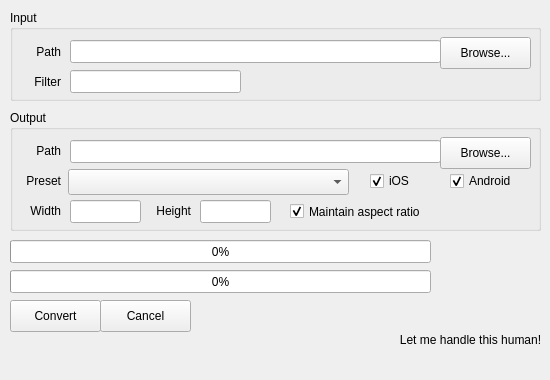
Before: the Qt Designer form svgToolLayout.ui in fhaze/FlandreSVGTool, drawn with Qt 5.
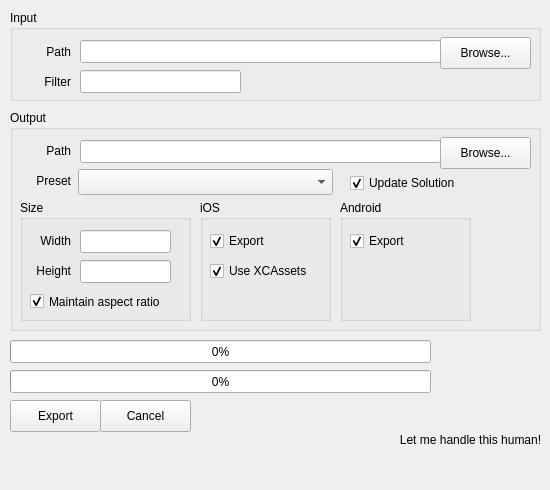
After: the same form once the commit is applied.

```diff
--- a/svgToolLayout.ui
+++ b/svgToolLayout.ui
@@ -7,7 +7,7 @@
     <x>0</x>
     <y>0</y>
     <width>550</width>
-    <height>380</height>
+    <height>490</height>
    </rect>
   </property>
   <property name="sizePolicy">
@@ -19,13 +19,13 @@
   <property name="minimumSize">
    <size>
     <width>550</width>
-    <height>380</height>
+    <height>490</height>
    </size>
   </property>
   <property name="maximumSize">
    <size>
     <width>550</width>
-    <height>380</height>
+    <height>490</height>
    </size>
   </property>
   <property name="windowTitle">
@@ -78,9 +78,9 @@
     <widget class="QLineEdit" name="lineInputDir">
      <property name="geometry">
       <rect>
-       <x>60</x>
+       <x>70</x>
        <y>30</y>
-       <width>371</width>
+       <width>361</width>
        <height>23</height>
       </rect>
      </property>
@@ -91,7 +91,7 @@
     <widget class="QLabel" name="label">
      <property name="geometry">
       <rect>
-       <x>10</x>
+       <x>20</x>
        <y>30</y>
        <width>41</width>
        <height>23</height>
@@ -110,7 +110,7 @@
     <widget class="QLabel" name="label_4">
      <property name="geometry">
       <rect>
-       <x>10</x>
+       <x>20</x>
        <y>60</y>
        <width>41</width>
        <height>23</height>
@@ -129,9 +129,9 @@
     <widget class="QLineEdit" name="lineFilter">
      <property name="geometry">
       <rect>
-       <x>60</x>
+       <x>70</x>
        <y>60</y>
-       <width>171</width>
+       <width>161</width>
        <height>23</height>
       </rect>
      </property>
@@ -156,7 +156,7 @@
       <x>10</x>
       <y>110</y>
       <width>531</width>
-      <height>121</height>
+      <height>221</height>
      </rect>
     </property>
     <property name="title">
@@ -178,9 +178,9 @@
     <widget class="QLineEdit" name="lineOutputDir">
      <property name="geometry">
       <rect>
-       <x>60</x>
+       <x>70</x>
        <y>30</y>
-       <width>371</width>
+       <width>361</width>
        <height>23</height>
       </rect>
      </property>
@@ -188,44 +188,12 @@
       <bool>true</bool>
      </property>
     </widget>
-    <widget class="QCheckBox" name="checkBoxIos">
-     <property name="geometry">
-      <rect>
-       <x>360</x>
-       <y>60</y>
-       <width>75</width>
-       <height>22</height>
-      </rect>
-     </property>
-     <property name="text">
-      <string>iOS</string>
-     </property>
-     <property name="checked">
-      <bool>true</bool>
-     </property>
-    </widget>
-    <widget class="QCheckBox" name="checkBoxAndroid">
-     <property name="geometry">
-      <rect>
-       <x>440</x>
-       <y>60</y>
-       <width>75</width>
-       <height>22</height>
-      </rect>
-     </property>
-     <property name="text">
-      <string>Android</string>
-     </property>
-     <property name="checked">
-      <bool>true</bool>
-     </property>
-    </widget>
     <widget class="QComboBox" name="comboBoxMode">
      <property name="geometry">
       <rect>
-       <x>58</x>
+       <x>68</x>
        <y>59</y>
-       <width>281</width>
+       <width>255</width>
        <height>26</height>
       </rect>
      </property>
@@ -233,7 +201,7 @@
     <widget class="QLabel" name="label_2">
      <property name="geometry">
       <rect>
-       <x>10</x>
+       <x>20</x>
        <y>30</y>
        <width>41</width>
        <height>22</height>
@@ -252,7 +220,7 @@
     <widget class="QLabel" name="label_3">
      <property name="geometry">
       <rect>
-       <x>10</x>
+       <x>20</x>
        <y>60</y>
        <width>41</width>
        <height>22</height>
@@ -268,11 +236,23 @@
       <set>Qt::AlignRight|Qt::AlignTrailing|Qt::AlignVCenter</set>
      </property>
     </widget>
+    <widget class="QGroupBox" name="groupBox_2">
+     <property name="geometry">
+      <rect>
+       <x>10</x>
+       <y>90</y>
+       <width>171</width>
+       <height>121</height>
+      </rect>
+     </property>
+     <property name="title">
+      <string>Size</string>
+     </property>
     <widget class="QLabel" name="label_6">
      <property name="geometry">
       <rect>
        <x>10</x>
-       <y>90</y>
+        <y>30</y>
        <width>41</width>
        <height>22</height>
       </rect>
@@ -287,11 +267,21 @@
       <set>Qt::AlignRight|Qt::AlignTrailing|Qt::AlignVCenter</set>
      </property>
     </widget>
+     <widget class="QLineEdit" name="lineWidth">
+      <property name="geometry">
+       <rect>
+        <x>60</x>
+        <y>30</y>
+        <width>91</width>
+        <height>23</height>
+       </rect>
+      </property>
+     </widget>
     <widget class="QLabel" name="label_7">
      <property name="geometry">
       <rect>
-       <x>140</x>
-       <y>90</y>
+        <x>10</x>
+        <y>60</y>
        <width>41</width>
        <height>22</height>
       </rect>
@@ -306,22 +296,12 @@
       <set>Qt::AlignRight|Qt::AlignTrailing|Qt::AlignVCenter</set>
      </property>
     </widget>
-    <widget class="QLineEdit" name="lineWidth">
-     <property name="geometry">
-      <rect>
-       <x>60</x>
-       <y>90</y>
-       <width>71</width>
-       <height>23</height>
-      </rect>
-     </property>
-    </widget>
     <widget class="QLineEdit" name="lineHeight">
      <property name="geometry">
       <rect>
-       <x>190</x>
-       <y>90</y>
-       <width>71</width>
+        <x>60</x>
+        <y>60</y>
+        <width>91</width>
        <height>23</height>
       </rect>
      </property>
@@ -329,7 +309,7 @@
     <widget class="QCheckBox" name="checkBoxRatio">
      <property name="geometry">
       <rect>
-       <x>280</x>
+        <x>10</x>
        <y>90</y>
        <width>161</width>
        <height>23</height>
@@ -343,24 +323,115 @@
      </property>
     </widget>
    </widget>
+    <widget class="QGroupBox" name="groupBox_3">
+     <property name="geometry">
+      <rect>
+       <x>190</x>
+       <y>90</y>
+       <width>131</width>
+       <height>121</height>
+      </rect>
+     </property>
+     <property name="title">
+      <string>iOS</string>
+     </property>
+     <widget class="QCheckBox" name="checkBoxIos">
+      <property name="geometry">
+       <rect>
+        <x>10</x>
+        <y>30</y>
+        <width>111</width>
+        <height>22</height>
+       </rect>
+      </property>
+      <property name="text">
+       <string>Export</string>
+      </property>
+      <property name="checked">
+       <bool>true</bool>
+      </property>
+     </widget>
+     <widget class="QCheckBox" name="checkBoxXcassets">
+      <property name="geometry">
+       <rect>
+        <x>10</x>
+        <y>60</y>
+        <width>111</width>
+        <height>22</height>
+       </rect>
+      </property>
+      <property name="text">
+       <string>Use XCAssets</string>
+      </property>
+      <property name="checked">
+       <bool>true</bool>
+      </property>
+     </widget>
+    </widget>
+    <widget class="QGroupBox" name="groupBox_4">
+     <property name="geometry">
+      <rect>
+       <x>330</x>
+       <y>90</y>
+       <width>131</width>
+       <height>121</height>
+      </rect>
+     </property>
+     <property name="title">
+      <string>Android</string>
+     </property>
+     <widget class="QCheckBox" name="checkBoxAndroid">
+      <property name="geometry">
+       <rect>
+        <x>10</x>
+        <y>30</y>
+        <width>111</width>
+        <height>22</height>
+       </rect>
+      </property>
+      <property name="text">
+       <string>Export</string>
+      </property>
+      <property name="checked">
+       <bool>true</bool>
+      </property>
+     </widget>
+    </widget>
+    <widget class="QCheckBox" name="checkBoxVS">
+     <property name="geometry">
+      <rect>
+       <x>340</x>
+       <y>60</y>
+       <width>181</width>
+       <height>26</height>
+      </rect>
+     </property>
+     <property name="text">
+      <string>Update Solution</string>
+     </property>
+     <property name="checked">
+      <bool>true</bool>
+     </property>
+    </widget>
+   </widget>
    <widget class="QPushButton" name="btnConvert">
     <property name="geometry">
      <rect>
       <x>10</x>
-      <y>300</y>
+      <y>400</y>
       <width>91</width>
       <height>32</height>
      </rect>
     </property>
     <property name="text">
-     <string>Convert</string>
+     <string>Export</string>
     </property>
    </widget>
    <widget class="QProgressBar" name="progressBarTotal">
     <property name="geometry">
      <rect>
       <x>10</x>
-      <y>270</y>
+      <y>370</y>
       <width>421</width>
       <height>23</height>
      </rect>
@@ -373,7 +444,7 @@
     <property name="geometry">
      <rect>
       <x>450</x>
-      <y>240</y>
+      <y>340</y>
       <width>90</width>
       <height>90</height>
      </rect>
@@ -386,7 +457,7 @@
     <property name="geometry">
      <rect>
       <x>400</x>
-      <y>330</y>
+      <y>430</y>
       <width>141</width>
       <height>20</height>
      </rect>
@@ -407,7 +478,7 @@
     <property name="geometry">
      <rect>
       <x>10</x>
-      <y>240</y>
+      <y>340</y>
       <width>421</width>
       <height>23</height>
      </rect>
@@ -426,7 +497,7 @@
     <property name="geometry">
      <rect>
       <x>100</x>
-      <y>300</y>
+      <y>400</y>
       <width>91</width>
       <height>32</height>
      </rect>
```
Left out of the diff: 6 changed lines with no effect on the pictures. Lines whose indentation alone changed are shown as unchanged.
